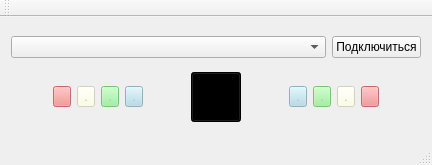
Before: the Qt Designer form buttons_manager/mainwindow.ui in yurijmikhalevich/simple-buttons, drawn with Qt 5.
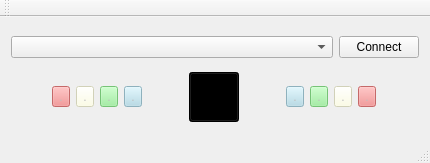
After: the same form once the commit is applied.

Diff of the .ui file:
```diff
--- a/buttons_manager/mainwindow.ui
+++ b/buttons_manager/mainwindow.ui
@@ -6,8 +6,8 @@
    <rect>
     <x>0</x>
     <y>0</y>
-    <width>432</width>
-    <height>165</height>
+    <width>430</width>
+    <height>163</height>
    </rect>
   </property>
   <property name="maximumSize">
@@ -45,7 +45,7 @@
          </sizepolicy>
         </property>
         <property name="text">
-         <string>Подключиться</string>
+         <string>Connect</string>
         </property>
         <property name="checkable">
          <bool>true</bool>
```
Left out of the diff: 7 changed lines with no effect on the pictures.
